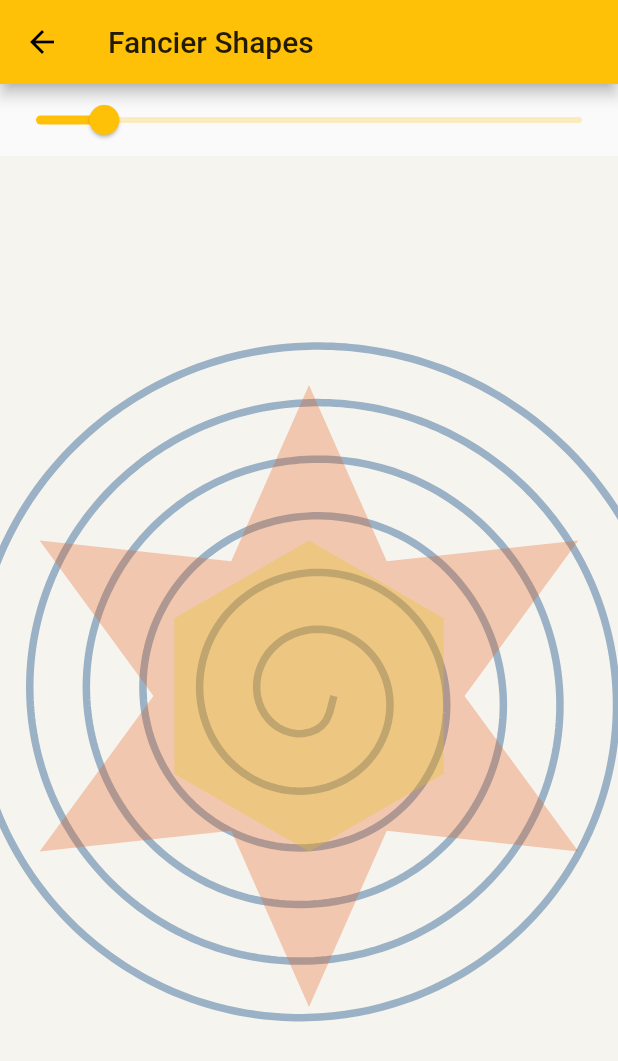
After one commit to jamesporter/solandra-flutter, a Flutter app: the ExampleSeven screen opened by its route, on a phone screen of 412 x 824 dp. The commit adds this screen. Shown: the top 1061 px of the screen. Run offline on Flutter 3.47's test engine with Material 2 defaults, Android fonts, the phone set to English and light mode, and no system bars; our stand-ins replace flutter_hooks.

Commit message:
fancy shapes, plan to remove the drawables stuff

```diff
--- /dev/null
+++ b/example/lib/hello_solandra_seven.dart
@@ -0,0 +1,67 @@
+import 'dart:math';
+
+import 'package:flutter/material.dart';
+import 'package:flutter_hooks/flutter_hooks.dart';
+import 'package:solandra/iteration.dart';
+import 'package:solandra/path.dart';
+import 'package:solandra/solandra.dart';
+import 'package:solandra/drawables.dart';
+import 'package:solandra/util/convenience.dart';
+
+class ExampleSevenPainter extends CustomPainter {
+  double parameter;
+
+  ExampleSevenPainter(this.parameter);
+
+  @override
+  void paint(Canvas canvas, Size size) {
+    final sol = Solandra(canvas, size);
+    sol.clipped();
+    sol.background(45, 30, 95);
+
+    sol.setStrokeColor(210, 80, 30, 40);
+    sol.strokePaint.strokeWidth = 5;
+
+    final n = parameter.round();
+
+    sol.drawD(SPath.spiral(
+            at: sol.center, n: 300, l: sol.size.magnitude / 50, rate: parameter)
+        .chaikin(n: 2));
+
+    sol.setFillColor(20, 80, 50, 30);
+    sol.fillD(SPath.star(radius: sol.size.magnitude / 4, at: sol.center, n: n));
+
+    sol.setFillColor(50, 80, 50, 30);
+    sol.fillD(SPath.regularPolygon(
+        radius: sol.size.magnitude / 8, at: sol.center, n: n));
+  }
+
+  @override
+  bool shouldRepaint(CustomPainter oldDelegate) {
+    return true;
+  }
+}
+
+class ExampleSeven extends HookWidget {
+  @override
+  Widget build(BuildContext context) {
+    final parameter = useState<double>(6);
+
+    return Scaffold(
+        appBar: AppBar(title: const Text("Fancier Shapes")),
+        body: Container(
+            child: Column(children: [
+          Slider(
+              value: parameter.value,
+              onChanged: (newValue) {
+                parameter.value = newValue;
+              },
+              min: 4,
+              max: 20),
+          Expanded(
+              child: CustomPaint(
+                  painter: ExampleSevenPainter(parameter.value),
+                  child: Container()))
+        ])));
+  }
+}
--- a/example/lib/hello_solandra_six.dart
+++ b/example/lib/hello_solandra_six.dart
@@ -48,7 +48,7 @@ class ExampleSix extends StatelessWidget {
   @override
   Widget build(BuildContext context) {
     return Scaffold(
-        appBar: AppBar(title: const Text("Circular Animation")),
+        appBar: AppBar(title: const Text("Doodles")),
         body: CustomPaint(painter: ExampleSixPainter(), child: Container()));
   }
 }
--- a/example/lib/home_screen.dart
+++ b/example/lib/home_screen.dart
@@ -21,7 +21,7 @@ class HomeScreen extends StatelessWidget {
                   child: Padding(
                       padding: const EdgeInsets.all(16),
                       child: Text("Example ${idx + 1}")));
-            }, childCount: 6))
+            }, childCount: 7))
           ],
         ));
   }
--- a/example/lib/main.dart
+++ b/example/lib/main.dart
@@ -1,6 +1,7 @@
 import 'package:example/hello_solandra.dart';
 import 'package:example/hello_solandra_five.dart';
 import 'package:example/hello_solandra_four.dart';
+import 'package:example/hello_solandra_seven.dart';
 import 'package:example/hello_solandra_six.dart';
 import 'package:example/hello_solandra_three.dart';
 import 'package:example/hello_solandra_two.dart';
@@ -39,7 +40,8 @@ class MyApp extends StatelessWidget {
         "/3": (_) => ExampleThree(),
         "/4": (_) => ExampleFour(),
         "/5": (_) => ExampleFive(),
-        "/6": (_) => ExampleSix()
+        "/6": (_) => ExampleSix(),
+        "/7": (_) => ExampleSeven()
       },
       // showPerformanceOverlay: true,
       debugShowCheckedModeBanner: false,
--- a/lib/drawables.dart
+++ b/lib/drawables.dart
@@ -1,5 +1,8 @@
 import 'dart:math';
 import 'dart:ui';
+
+// TODO I think just remove... adding some constructors to SPath which covers most of what might go here
+//for circles etc people can just use the built in Flutter canvas API/no point in doing stuff here
 
 /// Subclass this for when just wrapping some built in Canvas API
 abstract class Drawable {
--- a/lib/path.dart
+++ b/lib/path.dart
@@ -264,5 +264,63 @@ class SPath implements Drawable {
     return SPath.fromPoints(pts);
   }
 
-  // TODO fill out more from https://github.com/jamesporter/solandra/blob/master/src/lib/paths/Path.ts plus maybe some new things?
+  // Shapes
+
+  SPath.star(
+      {double? innerRadius,
+      required double radius,
+      required Point<double> at,
+      int n = 5,
+      double startAngle = 0}) {
+    var a = -pi / 2 + startAngle;
+    final iR = innerRadius ?? radius / 2;
+    final dA = (pi * 2) / n;
+    currentPoint = Point(at.x + radius * cos(a), at.y + radius * sin(a));
+    for (var i = 1; i < n; i++) {
+      line(
+          to: Point(at.x + iR * cos(a + (i - 0.5) * dA),
+              at.y + iR * sin(a + (i - 0.5) * dA)));
+      line(
+          to: Point(at.x + radius * cos(a + i * dA),
+              at.y + radius * sin(a + i * dA)));
+    }
+    line(
+        to: Point(
+            at.x + iR * cos(a - 0.5 * dA), at.y + iR * sin(a - 0.5 * dA)));
+    close();
+  }
+
+  SPath.regularPolygon(
+      {required double radius,
+      required Point<double> at,
+      int n = 5,
+      double startAngle = 0}) {
+    var a = -pi / 2 + startAngle;
+    final dA = (pi * 2) / n;
+    currentPoint = Point(at.x + radius * cos(a), at.y + radius * sin(a));
+    for (var i = 1; i < n; i++) {
+      line(
+          to: Point(at.x + radius * cos(a + i * dA),
+              at.y + radius * sin(a + i * dA)));
+    }
+    close();
+  }
+
+  SPath.spiral(
+      {required Point<double> at,
+      required int n,
+      required double l,
+      startAngle = 0,
+      double rate = 20}) {
+    var a = startAngle;
+    var r = l;
+
+    currentPoint = at + Point(r * cos(a), r * sin(a));
+    for (var i = 0; i < n; i++) {
+      final dA = 2 * asin(l / (r * 2));
+      r += rate * dA;
+      a += dA;
+      line(to: at + Point(r * cos(a), r * sin(a)));
+    }
+  }
 }
```
